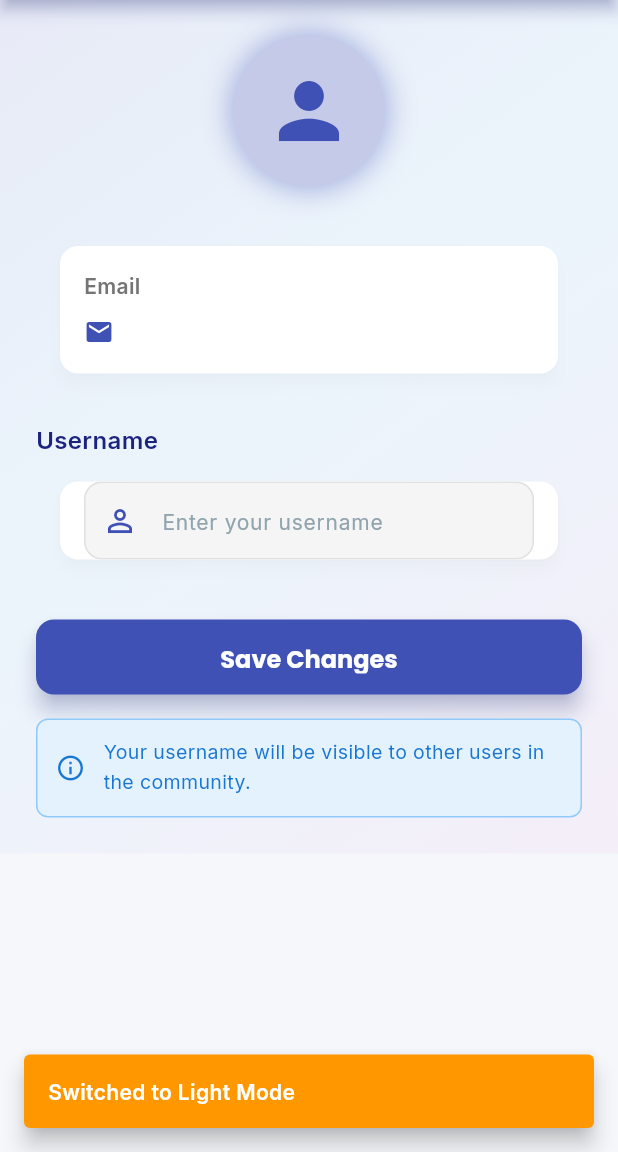
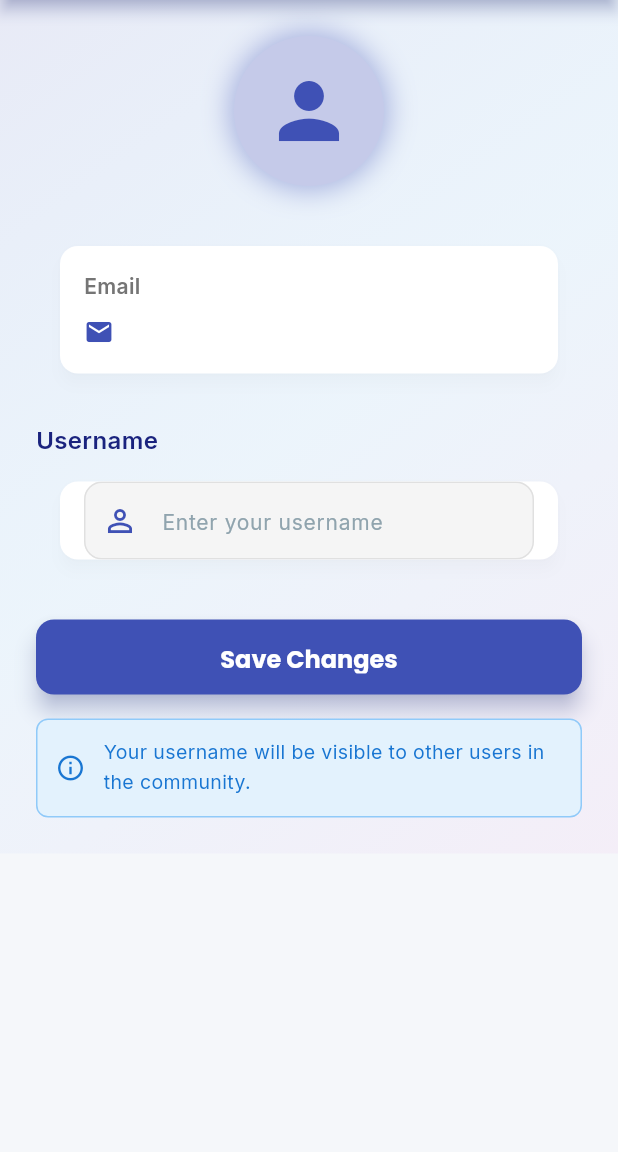
Before and after one commit to sathvik7137/learnease-community-platform, a Flutter app: the EditProfileScreen screen opened directly with empty values, after a tap on "Light", after a tap on "Dark", on a phone screen of 412 x 824 dp, the part 84-1236 px from its top. Run offline on Flutter 3.47's test engine with Material 3 defaults, Android fonts, the light colour scheme and no system bars; our stand-ins replace file_picker, flutter_dotenv, flutter_markdown, google_fonts, google_sign_in, shared_preferences; accounts and stored records are empty; network calls fail.

Commit message:
Remove snackbar popup from theme toggle - silent theme switching

```diff
--- a/lib/widgets/theme_toggle_widget.dart
+++ b/lib/widgets/theme_toggle_widget.dart
@@ -14,18 +14,6 @@ class ThemeToggleWidget extends StatelessWidget {
         return GestureDetector(
           onTap: () {
             themeProvider.toggleTheme();
-            ScaffoldMessenger.of(context).showSnackBar(
-              SnackBar(
-                content: Text(
-                  isDark ? 'Switched to Light Mode' : 'Switched to Dark Mode',
-                  style: const TextStyle(fontWeight: FontWeight.w600),
-                ),
-                backgroundColor: isDark ? Colors.orange : Colors.blue,
-                duration: const Duration(milliseconds: 1500),
-                behavior: SnackBarBehavior.floating,
-                margin: const EdgeInsets.all(16),
-              ),
-            );
           },
           child: AnimatedContainer(
             duration: const Duration(milliseconds: 400),
```
Also changed, not shown: 2 other files.
